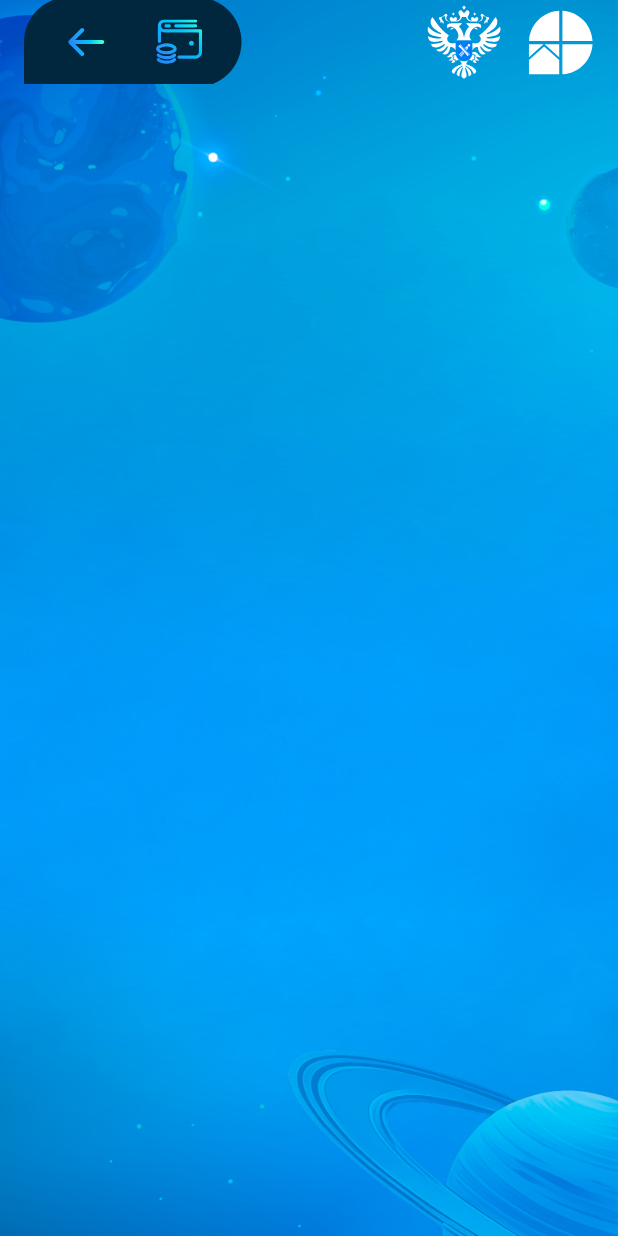
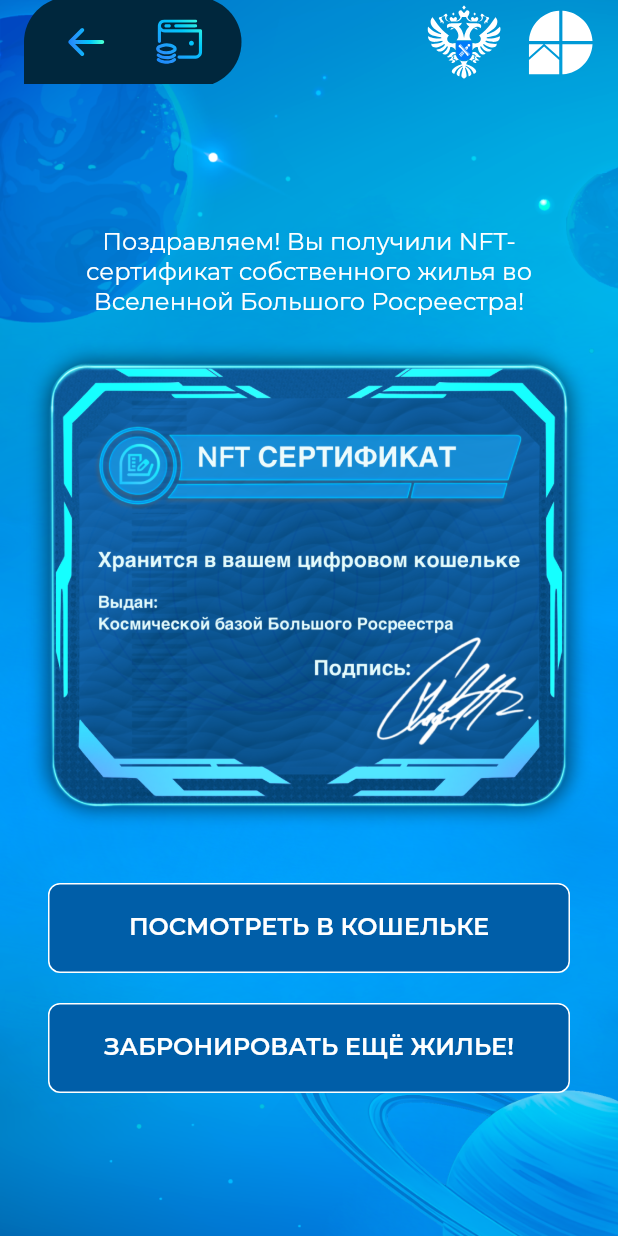
Before and after one commit to Nikolay-leukhin/GalaxyRuData, a Flutter app: the NftCertificateScreen screen opened by its route, on a phone screen of 412 x 824 dp. Run offline on Flutter 3.47's test engine with Material 2 defaults, Android fonts, the phone set to English and light mode, and no system bars; our stand-ins replace bloc, dio, flutter_bloc, flutter_dotenv, flutter_svg, google_fonts and 3 more; accounts and stored records are empty.

Commit message:
ADDED: - full certificate screen

```diff
--- a/lib/feature/certificate/ui/nft_certificate.dart
+++ b/lib/feature/certificate/ui/nft_certificate.dart
@@ -1,7 +1,9 @@
 import 'package:flutter/material.dart';
 import 'package:flutter_svg/flutter_svg.dart';
+import 'package:galaxy_rudata/utils/utils.dart';
 import 'package:galaxy_rudata/widgets/app_bar_items/actions_container.dart';
 import 'package:galaxy_rudata/widgets/app_bar_items/rf_container.dart';
+import 'package:galaxy_rudata/widgets/buttons/custom_button.dart';
 
 class NftCertificateScreen extends StatefulWidget {
   const NftCertificateScreen({super.key});
@@ -13,6 +15,8 @@
 class _NftCertificateScreenState extends State<NftCertificateScreen> {
   @override
   Widget build(BuildContext context) {
+    final size = MediaQuery.sizeOf(context);
+
     return Container(
       decoration: const BoxDecoration(
           image: DecorationImage(
@@ -29,8 +33,61 @@
             children: [ActionsContainer(), RfContainer()],
           ),
         ),
-        body: const Column(
-          children: [],
+        body: Padding(
+          padding: const EdgeInsets.symmetric(horizontal: 32),
+          child: Column(
+            mainAxisAlignment: MainAxisAlignment.center,
+            children: [
+              Column(
+                mainAxisAlignment: MainAxisAlignment.end,
+                children: [
+                  Text(
+                    'Поздравляем! Вы получили NFT-сертификат собственного жилья во Вселенной Большого Росреестра!',
+                    style: AppTypography.font16w400,
+                    textAlign: TextAlign.center,
+                  ),
+                  const SizedBox(
+                    height: 30,
+                  ),
+                  Container(
+                    width: size.width - 64,
+                    height: (size.width - 64) * 0.854,
+                    decoration: BoxDecoration(
+                        borderRadius: BorderRadius.circular(30),
+                        boxShadow: [
+                          BoxShadow(
+                            color: Colors.black26.withOpacity(0.5),
+                            spreadRadius: 0.5,
+                            blurRadius: 10,
+                            offset: const Offset(0, 0),
+                          ),
+                        ],
+                        image: const DecorationImage(
+                          image: AssetImage('assets/images/certificate.png'),
+                        )),
+                  ),
+                  const SizedBox(
+                    height: 50,
+                  ),
+                  CustomButton(
+                      content: Text(
+                        'Посмотреть в кошельке'.toUpperCase(),
+                        style: AppTypography.font16w600,
+                      ),
+                      onTap: () {},
+                      width: double.infinity),
+                  const SizedBox(height: 20,),
+                  CustomButton(
+                      content: Text(
+                        'Забронировать ещё жилье!'.toUpperCase(),
+                        style: AppTypography.font16w600,
+                      ),
+                      onTap: () {},
+                      width: double.infinity),
+                ],
+              ),
+            ],
+          ),
         ),
       ),
     );
```
Also changed, not shown: assets/images/certificate.png (added).
